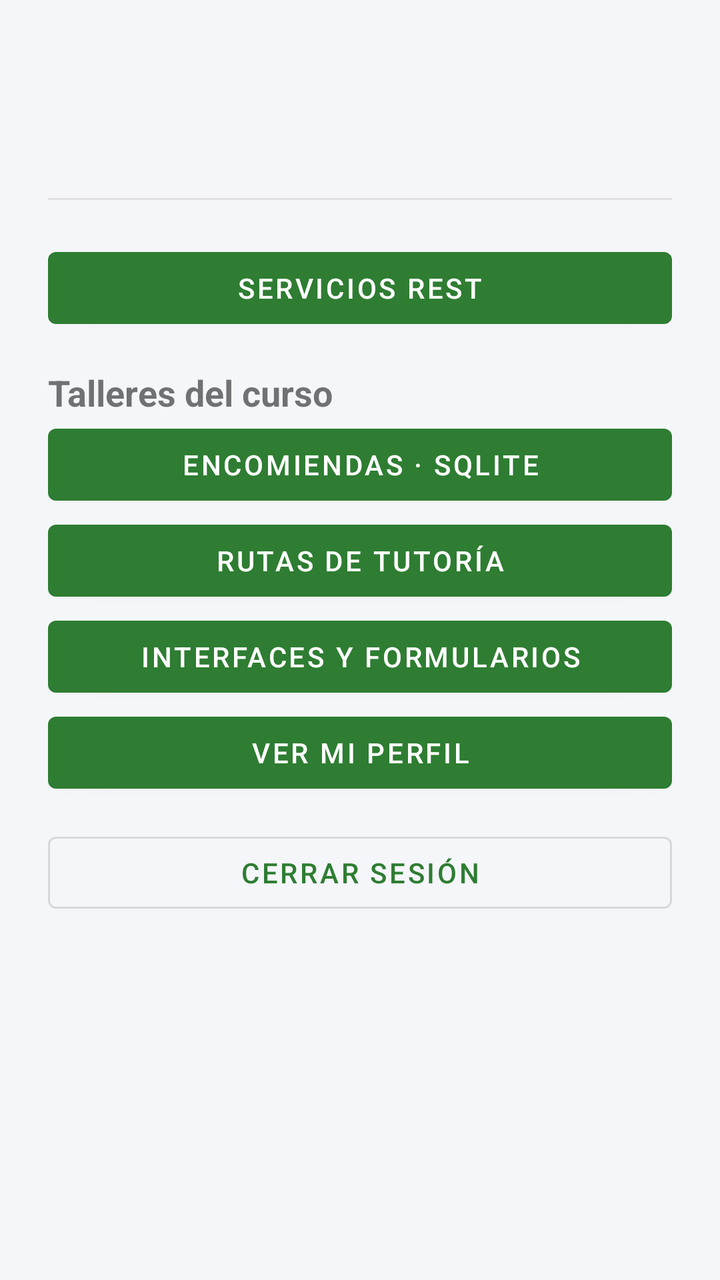
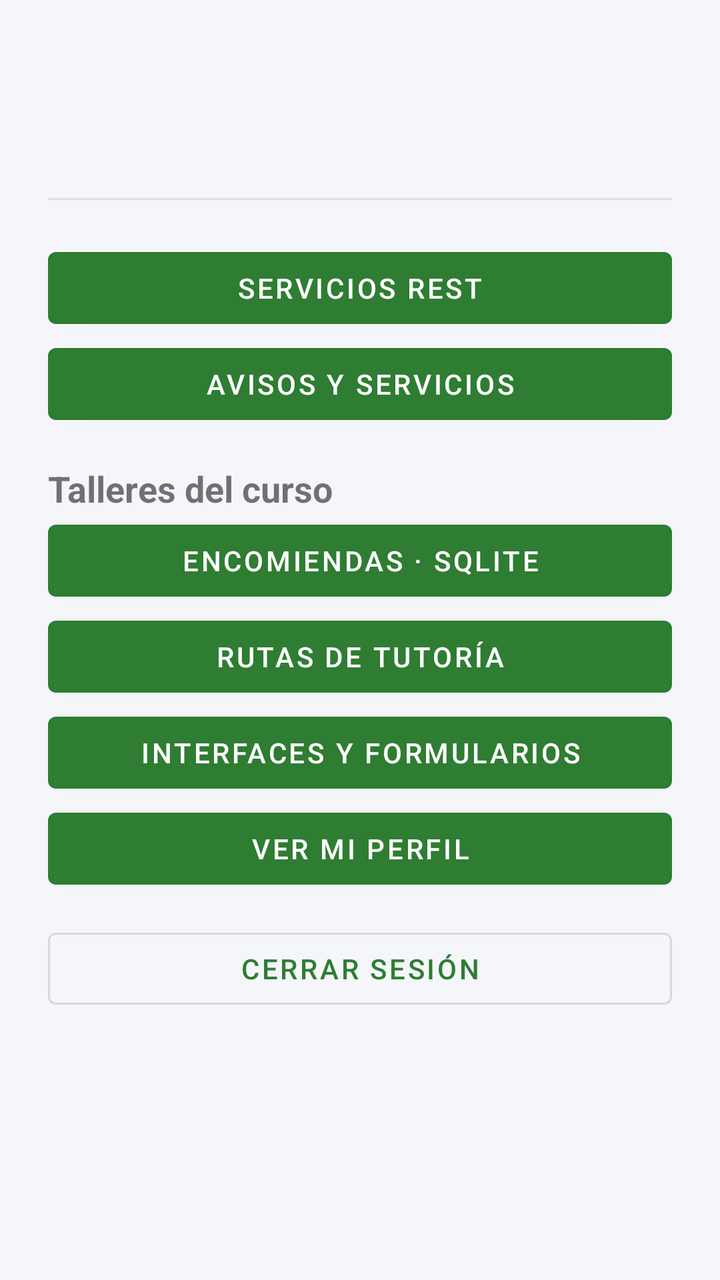

Screens rendered from an Android XML layout before and after an edit, with the pre-edit source and the edit as a unified diff.
<!-- AndroidManifest.xml: application theme Theme.CursosVirtuales -->
<!-- res/layout/activity_main.xml -->
<?xml version="1.0" encoding="utf-8"?>
<ScrollView xmlns:android="http://schemas.android.com/apk/res/android"
    android:layout_width="match_parent" android:layout_height="match_parent" android:fillViewport="true">
<LinearLayout
    android:layout_width="match_parent"
    android:layout_height="wrap_content"
    android:orientation="vertical"
    android:background="@color/background"
    android:padding="24dp">

    <TextView
        android:id="@+id/tvWelcome"
        android:layout_width="match_parent"
        android:layout_height="wrap_content"
        android:textSize="22sp"
        android:textStyle="bold"
        android:textColor="@color/text_primary" />

    <TextView
        android:id="@+id/tvRolePanel"
        android:layout_width="match_parent"
        android:layout_height="wrap_content"
        android:layout_marginTop="4dp"
        android:textSize="16sp"
        android:textColor="@color/text_secondary" />

    <View
        android:layout_width="match_parent"
        android:layout_height="1dp"
        android:background="#E0E0E0"
        android:layout_marginVertical="20dp" />

    <com.google.android.material.button.MaterialButton
        android:id="@+id/btnMisCursos"
        android:layout_width="match_parent"
        android:layout_height="wrap_content"
        android:layout_marginBottom="12dp"
        android:text="@string/titulo_mis_cursos"
        android:visibility="gone" />

    <com.google.android.material.button.MaterialButton
        android:id="@+id/btnCursosDisponibles"
        android:layout_width="match_parent"
        android:layout_height="wrap_content"
        android:layout_marginBottom="12dp"
        android:text="@string/titulo_cursos_disponibles"
        android:visibility="gone" />

    <com.google.android.material.button.MaterialButton
        android:id="@+id/btnCalificaciones"
        android:layout_width="match_parent"
        android:layout_height="wrap_content"
        android:text="Mis calificaciones"
        android:visibility="gone" />

    <com.google.android.material.button.MaterialButton
        android:id="@+id/btnServiciosRest"
        android:layout_width="match_parent"
        android:layout_height="wrap_content"
        android:text="Servicios REST" />

    <TextView android:layout_width="match_parent" android:layout_height="wrap_content"
        android:layout_marginTop="16dp" android:text="Talleres del curso" android:textStyle="bold" android:textSize="18sp" />
    <com.google.android.material.button.MaterialButton
        android:id="@+id/btnEncomiendas" android:layout_width="match_parent"
        android:layout_height="wrap_content" android:text="Encomiendas · SQLite" />
    <com.google.android.material.button.MaterialButton
        android:id="@+id/btnTutorias" android:layout_width="match_parent"
        android:layout_height="wrap_content" android:text="Rutas de tutoría" />
    <com.google.android.material.button.MaterialButton
        android:id="@+id/btnLayouts" android:layout_width="match_parent"
        android:layout_height="wrap_content" android:text="Interfaces y formularios" />

    <com.google.android.material.button.MaterialButton
        android:id="@+id/btnDemo" android:layout_width="match_parent"
        android:layout_height="wrap_content" android:text="Cargar ejemplos de presentación" android:visibility="gone" />
    <com.google.android.material.button.MaterialButton
        android:id="@+id/btnGoProfile"
        android:layout_width="match_parent"
        android:layout_height="wrap_content"
        android:text="@string/home_go_profile" />

    <com.google.android.material.button.MaterialButton
        android:id="@+id/btnLogout"
        style="@style/Widget.MaterialComponents.Button.OutlinedButton"
        android:layout_width="match_parent"
        android:layout_height="wrap_content"
        android:layout_marginTop="12dp"
        android:text="@string/home_logout" />

</LinearLayout>
</ScrollView>
<!-- resources referenced by this layout -->
<resources>
  <color name="background">#F5F6FA</color>
  <color name="text_primary">#1C1C1E</color>
  <color name="text_secondary">#6B6B70</color>
  <string name="home_go_profile">Ver mi perfil</string>
  <string name="home_logout">Cerrar sesión</string>
  <string name="titulo_cursos_disponibles">Cursos disponibles</string>
  <string name="titulo_mis_cursos">Mis cursos</string>
  <style name="Theme.CursosVirtuales" parent="Theme.MaterialComponents.DayNight.NoActionBar">
          <item name="colorPrimary">@color/brand_primary</item>
          <item name="colorPrimaryDark">@color/brand_primary_dark</item>
          <item name="colorAccent">@color/brand_accent</item>
          <item name="android:windowBackground">@color/background</item>
          <item name="android:statusBarColor">@color/brand_primary_dark</item>
      </style>
  <color name="brand_primary">#2E7D32</color>
  <color name="brand_primary_dark">#1B5E20</color>
  <color name="brand_accent">#FFC107</color>
</resources>

<!-- the commit's change to res/layout/activity_main.xml (unified diff, before → after) -->
@@ -59,6 +59,10 @@
         android:layout_height="wrap_content"
         android:text="Servicios REST" />
 
+    <com.google.android.material.button.MaterialButton
+        android:id="@+id/btnAvisos" android:layout_width="match_parent"
+        android:layout_height="wrap_content" android:text="Avisos y servicios" />
+
     <TextView android:layout_width="match_parent" android:layout_height="wrap_content"
         android:layout_marginTop="16dp" android:text="Talleres del curso" android:textStyle="bold" android:textSize="18sp" />
     <com.google.android.material.button.MaterialButton
